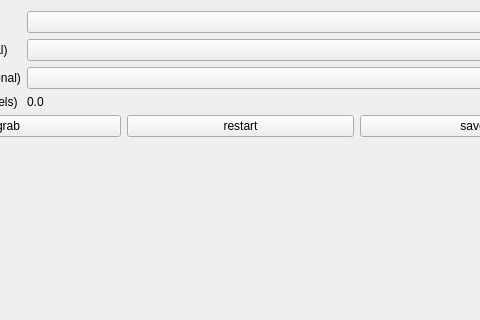
The window that MITK/Plugins/uk.ac.ucl.cmic.igicameracal/src/internal/CameraCalView.ui (NifTK/NifTK) describes before a commit, drawn with Qt 5; both pictures show x 116 to 596 and y 0 to 320 of the 713 by 560 pixel window.
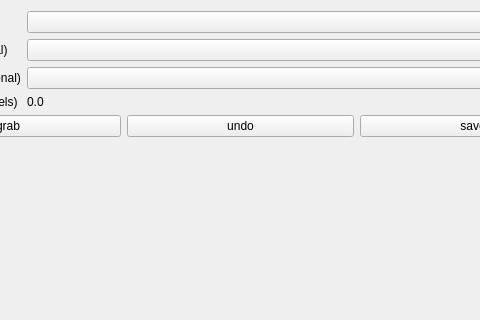
The same window after the commit. Custom widgets are drawn as their Qt base class.

Commit message: Issue #4659: Hook up combo boxes.

Diff of the .ui file:
```diff
--- a/MITK/Plugins/uk.ac.ucl.cmic.igicameracal/src/internal/CameraCalView.ui
+++ b/MITK/Plugins/uk.ac.ucl.cmic.igicameracal/src/internal/CameraCalView.ui
@@ -95,7 +95,7 @@
         <string>perform calibration</string>
        </property>
        <property name="text">
-        <string>restart</string>
+        <string>undo</string>
        </property>
       </widget>
      </item>
```
Left out of the diff: 2 changed lines with no effect on the pictures. The commit also changes 2 other files.
